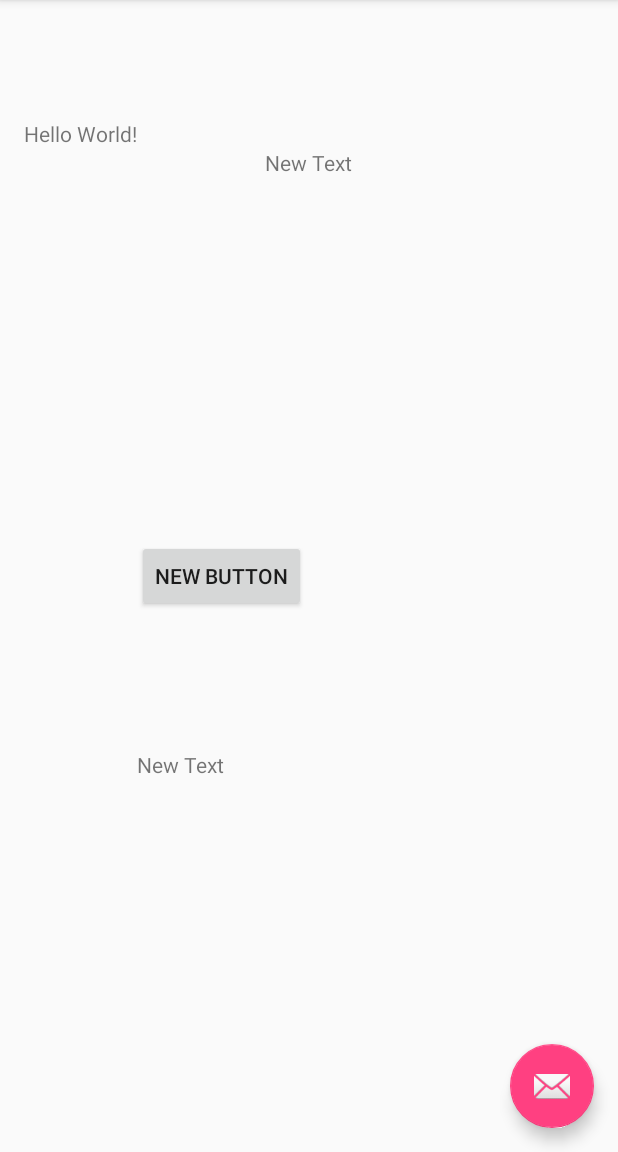
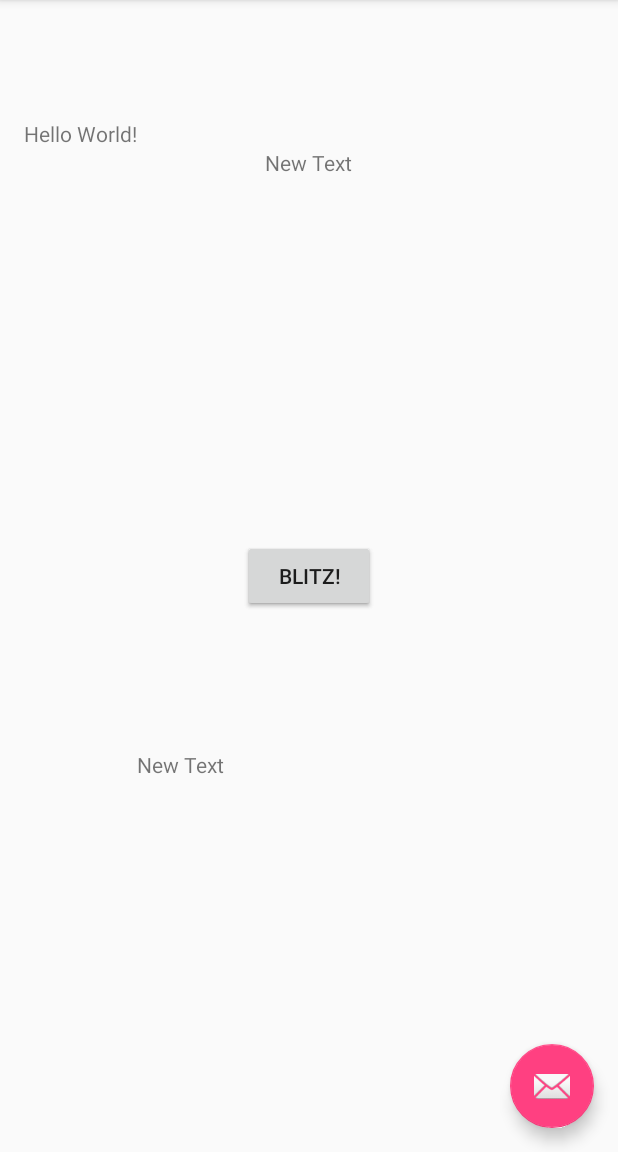
Before and after one commit to mtuio/HealthTrack, an Android app: the screen it shows after launch (MainActivity), on a phone screen of 412 x 824 dp, the part 84-1236 px from its top. Run offline under Robolectric (Android 15) with nearby library versions, the phone set to English and light mode, and no system bars.

Commit message:
Update content_main.xml

```diff
--- a/android-app/app/src/main/res/layout/content_main.xml
+++ b/android-app/app/src/main/res/layout/content_main.xml
@@ -30,11 +30,19 @@
     <Button
         android:layout_width="wrap_content"
         android:layout_height="wrap_content"
-        android:text="New Button"
+        android:text="Button"
         android:id="@+id/button"
         android:layout_centerVertical="true"
-        android:layout_toRightOf="@+id/textView2"
-        android:layout_toEndOf="@+id/textView2" />
+        android:layout_centerHorizontal="true" />
+
+    <Button
+        android:layout_width="wrap_content"
+        android:layout_height="wrap_content"
+        android:text="Blitz!"
+        android:id="@+id/button3"
+        android:layout_centerVertical="true"
+        android:layout_centerHorizontal="true" />
+
 
     <TextView
         android:layout_width="wrap_content"
```
